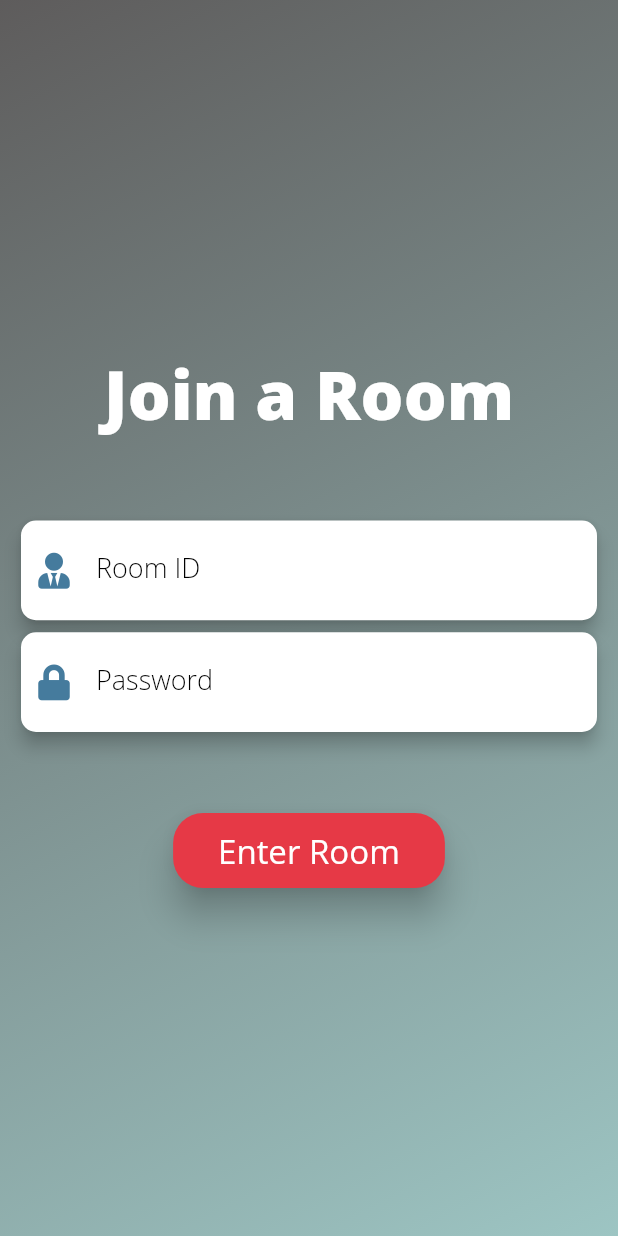
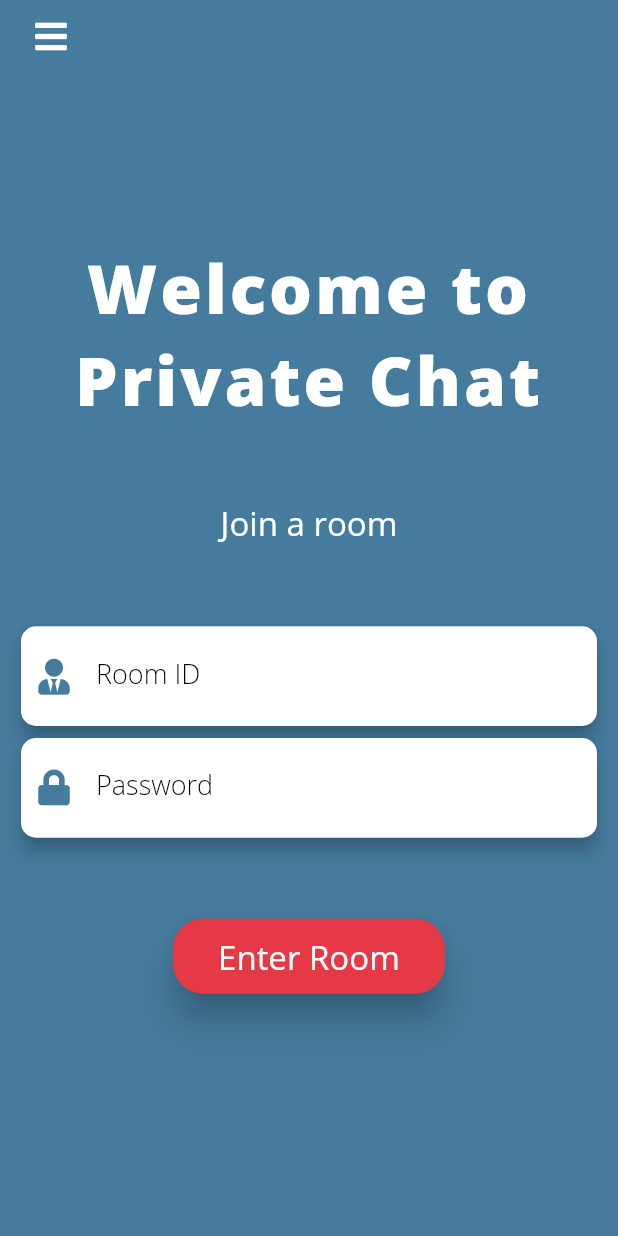
Before and after one commit to jyotirmoy-paul/private-room, a Flutter app: the screen it shows after launch, on a phone screen of 412 x 824 dp. Run offline on Flutter 3.47's test engine with Material 2 defaults, Android fonts, the phone set to English and light mode, and no system bars; our stand-ins replace cloud_firestore, flutter_colorpicker, flutter_speed_dial, font_awesome_flutter; missing offline and left inert: encrypt; accounts and stored records are empty.

Commit message:
widget rearrangement - using stack before commiting animation

```diff
--- a/lib/main.dart
+++ b/lib/main.dart
@@ -1,5 +1,5 @@
 import 'package:flutter/material.dart';
-import 'package:privateroom/screens/dashboard_screen.dart';
+import 'package:privateroom/screens/dashboard_screen/dashboard_screen.dart';
 
 void main() {
   runApp(MyApp());
--- /dev/null
+++ b/lib/screens/dashboard_screen/add_room_screen.dart
@@ -0,0 +1,13 @@
+import 'package:flutter/material.dart';
+
+class AddRoomScreen extends StatefulWidget {
+  @override
+  _AddRoomScreenState createState() => _AddRoomScreenState();
+}
+
+class _AddRoomScreenState extends State<AddRoomScreen> {
+  @override
+  Widget build(BuildContext context) {
+    return Container();
+  }
+}
--- /dev/null
+++ b/lib/screens/dashboard_screen/dashboard_screen.dart
@@ -0,0 +1,37 @@
+import 'package:cloud_firestore/cloud_firestore.dart';
+import 'package:flutter/cupertino.dart';
+import 'package:flutter/material.dart';
+import 'package:font_awesome_flutter/font_awesome_flutter.dart';
+import 'package:privateroom/screens/dashboard_screen/foreground_screen.dart';
+import 'package:privateroom/screens/messaging_screen/messaging_screen.dart';
+import 'package:privateroom/services/encryption_service.dart';
+import 'package:privateroom/utility/firebase_constants.dart';
+import 'package:privateroom/utility/ui_constants.dart';
+
+class DashboardScreen extends StatefulWidget {
+  @override
+  _DashboardScreenState createState() => _DashboardScreenState();
+}
+
+class _DashboardScreenState extends State<DashboardScreen> {
+  void navBarOnPressed() {}
+
+  @override
+  Widget build(BuildContext context) {
+    var backgroundScreen = Container(
+      color: kWhite,
+    );
+
+    return Container(
+      width: double.infinity,
+      child: Stack(
+        children: <Widget>[
+          backgroundScreen,
+          ForegroundScreen(
+            navBarOnPressed: navBarOnPressed,
+          ),
+        ],
+      ),
+    );
+  }
+}
--- a/lib/screens/dashboard_screen.dart
+++ b/lib/screens/dashboard_screen/foreground_screen.dart
@@ -1,5 +1,4 @@
 import 'package:cloud_firestore/cloud_firestore.dart';
-import 'package:flutter/cupertino.dart';
 import 'package:flutter/material.dart';
 import 'package:font_awesome_flutter/font_awesome_flutter.dart';
 import 'package:privateroom/screens/messaging_screen/messaging_screen.dart';
@@ -7,12 +6,18 @@ import 'package:privateroom/services/encryption_service.dart';
 import 'package:privateroom/utility/firebase_constants.dart';
 import 'package:privateroom/utility/ui_constants.dart';
 
-class DashboardScreen extends StatefulWidget {
+class ForegroundScreen extends StatefulWidget {
+  final navBarOnPressed;
+
+  ForegroundScreen({
+    @required this.navBarOnPressed,
+  });
+
   @override
-  _DashboardScreenState createState() => _DashboardScreenState();
+  _ForegroundScreenState createState() => _ForegroundScreenState();
 }
 
-class _DashboardScreenState extends State<DashboardScreen> {
+class _ForegroundScreenState extends State<ForegroundScreen> {
   final _firestore = Firestore.instance;
   final _roomIdController = TextEditingController();
   final _passwordController = TextEditingController();
@@ -29,9 +34,9 @@ class _DashboardScreenState extends State<DashboardScreen> {
     );
   }
 
-  void navigate() {
+  void navigate(var roomData) {
     final route = MaterialPageRoute(
-      builder: (ctx) => MessagingScreen(),
+      builder: (ctx) => MessagingScreen(roomData: roomData),
     );
     Navigator.pushReplacement(context, route);
   }
@@ -60,7 +65,7 @@ class _DashboardScreenState extends State<DashboardScreen> {
         }
 
         if (decryptedRoomId == roomId) {
-          navigate();
+          navigate(data);
           return;
         }
       } else {
@@ -80,11 +85,25 @@ class _DashboardScreenState extends State<DashboardScreen> {
 
   @override
   Widget build(BuildContext context) {
-    var sizedBoxHeight = SizedBox(height: 50.0);
+    var contentPadding = const EdgeInsets.symmetric(
+      horizontal: 10.0,
+    );
+
+    var sizedBoxHeight = SizedBox(
+      height: 50.0,
+    );
 
     var headingText = Text(
-      'Join a Room',
-      style: kHeadingTextStyle,
+      'Welcome to Private Chat',
+      style: kHeadingTextStyle.copyWith(
+        letterSpacing: 2.0,
+      ),
+      textAlign: TextAlign.center,
+    );
+
+    var titleText = Text(
+      'Join a room',
+      style: kGeneralTextStyle,
       textAlign: TextAlign.center,
     );
 
@@ -148,26 +167,14 @@ class _DashboardScreenState extends State<DashboardScreen> {
       ),
     );
 
-    var boxDecoration = BoxDecoration(
-      gradient: LinearGradient(
-        begin: Alignment.topLeft,
-        end: Alignment.bottomRight,
-        colors: [
-          Color(0xff5E5C5C),
-          Color(0xff9DC5C3),
-        ],
-      ),
-    );
-
-    return Container(
-      decoration: boxDecoration,
-      width: double.infinity,
-      padding: const EdgeInsets.symmetric(horizontal: 10.0),
+    var mainCol = Expanded(
       child: Column(
         mainAxisAlignment: MainAxisAlignment.center,
         crossAxisAlignment: CrossAxisAlignment.center,
         children: <Widget>[
           headingText,
+          sizedBoxHeight,
+          titleText,
           sizedBoxHeight,
           textFieldRoomId,
           textFieldRoomPassword,
@@ -176,5 +183,31 @@ class _DashboardScreenState extends State<DashboardScreen> {
         ],
       ),
     );
+
+    var navButton = Align(
+      alignment: Alignment.topLeft,
+      child: IconButton(
+        icon: Icon(
+          FontAwesomeIcons.bars,
+          color: kWhite,
+        ),
+        onPressed: widget.navBarOnPressed,
+      ),
+    );
+
+    var foregroundScreen = Container(
+      color: kSteelBlue,
+      padding: contentPadding,
+      child: SafeArea(
+        child: Stack(
+          children: <Widget>[
+            mainCol,
+            navButton,
+          ],
+        ),
+      ),
+    );
+
+    return foregroundScreen;
   }
 }
--- a/lib/screens/messaging_screen/messaging_screen.dart
+++ b/lib/screens/messaging_screen/messaging_screen.dart
@@ -1,6 +1,12 @@
 import 'package:flutter/material.dart';
 
 class MessagingScreen extends StatefulWidget {
+  final roomData;
+
+  MessagingScreen({
+    @required this.roomData,
+  });
+
   @override
   _MessagingScreenState createState() => _MessagingScreenState();
 }
```
